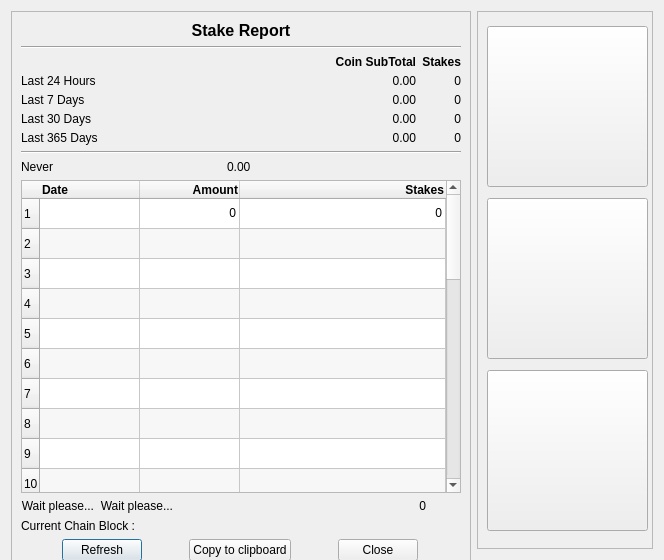
The window that src/qt/forms/stakereportdialog.ui (ironsniper1/elitecurrencysource) describes before a commit, drawn with Qt 5.
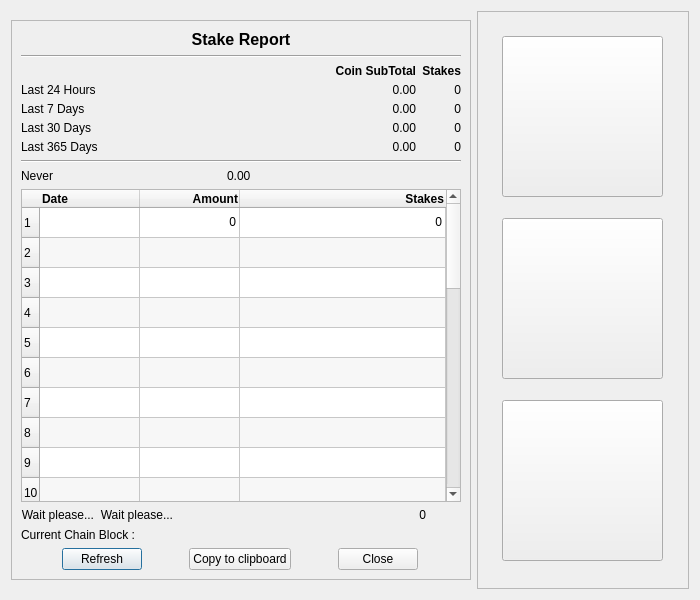
The same window after the commit. Icons and pictures are not drawn.

Commit message: action toolbar spacing

Diff of the .ui file:
```diff
--- a/src/qt/forms/stakereportdialog.ui
+++ b/src/qt/forms/stakereportdialog.ui
@@ -6,20 +6,20 @@
    <rect>
     <x>0</x>
     <y>0</y>
-    <width>664</width>
-    <height>560</height>
+    <width>700</width>
+    <height>600</height>
    </rect>
   </property>
   <property name="minimumSize">
    <size>
-    <width>664</width>
-    <height>560</height>
+    <width>700</width>
+    <height>600</height>
    </size>
   </property>
   <property name="maximumSize">
    <size>
-    <width>664</width>
-    <height>582</height>
+    <width>700</width>
+    <height>600</height>
    </size>
   </property>
   <property name="windowTitle">
@@ -28,8 +28,8 @@
   <property name="modal">
    <bool>false</bool>
   </property>
-  <layout class="QHBoxLayout" name="horizontalLayout_2">
-   <item>
+  <layout class="QGridLayout" name="gridLayout_2">
+   <item row="0" column="0">
     <widget class="QFrame" name="frame">
      <property name="minimumSize">
       <size>
@@ -816,7 +816,7 @@
      </layout>
     </widget>
    </item>
-   <item>
+   <item row="0" column="1">
     <widget class="QFrame" name="frame_2">
      <property name="minimumSize">
       <size>
@@ -836,8 +836,8 @@
      <property name="frameShadow">
       <enum>QFrame::Raised</enum>
      </property>
-     <layout class="QVBoxLayout" name="verticalLayout_2">
-      <item>
+     <layout class="QGridLayout" name="gridLayout_3">
+      <item row="0" column="0">
        <widget class="QPushButton" name="info_fb">
         <property name="sizePolicy">
          <sizepolicy hsizetype="Expanding" vsizetype="Expanding">
@@ -872,7 +872,7 @@
         </property>
        </widget>
       </item>
-      <item>
+      <item row="1" column="0">
        <widget class="QPushButton" name="info_tw">
         <property name="sizePolicy">
          <sizepolicy hsizetype="Expanding" vsizetype="Expanding">
@@ -907,7 +907,7 @@
         </property>
        </widget>
       </item>
-      <item>
+      <item row="2" column="0">
        <widget class="QPushButton" name="info_ws">
         <property name="minimumSize">
          <size>
```
Left out of the diff: 10 changed lines with no effect on the pictures. The commit also changes 2 other files.
